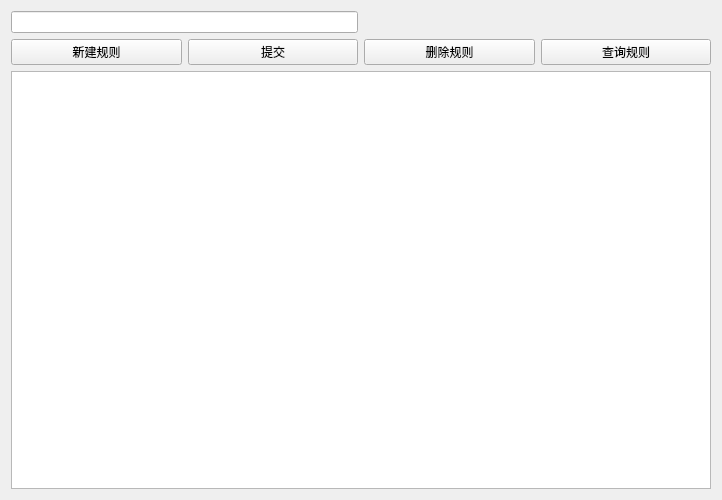
yclinhh/CodeStyleCheck, file CodeStyleCheck/UI文件/edit_rule.ui: the form before one commit.
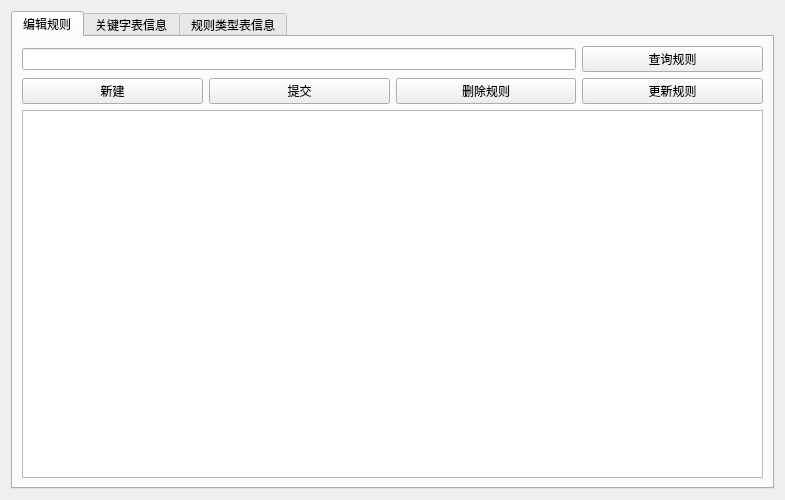
The form after the commit.

Patch:
```diff
--- a/CodeStyleCheck/UI文件/edit_rule.ui
+++ b/CodeStyleCheck/UI文件/edit_rule.ui
@@ -6,7 +6,7 @@
    <rect>
     <x>0</x>
     <y>0</y>
-    <width>722</width>
+    <width>785</width>
     <height>500</height>
    </rect>
   </property>
@@ -14,39 +14,84 @@
    <string>Form</string>
   </property>
   <layout class="QGridLayout" name="gridLayout">
-   <item row="2" column="0">
-    <widget class="QPushButton" name="NewRule_pushButton">
-     <property name="text">
-      <string>新建规则</string>
-     </property>
-    </widget>
-   </item>
-   <item row="0" column="0" colspan="2">
+   <item row="0" column="0">
+    <layout class="QGridLayout" name="gridLayout_2">
+     <item row="0" column="0">
+      <widget class="QTabWidget" name="tabWidget">
+       <property name="currentIndex">
+        <number>0</number>
+       </property>
+       <widget class="QWidget" name="tab_7">
+        <attribute name="title">
+         <string>编辑规则</string>
+        </attribute>
+        <layout class="QGridLayout" name="gridLayout_3">
+         <item row="0" column="0" colspan="3">
     <widget class="QLineEdit" name="lineEdit"/>
    </item>
-   <item row="3" column="0" colspan="4">
+         <item row="1" column="0">
+          <widget class="QPushButton" name="NewRule_pushButton">
+           <property name="text">
+            <string>新建</string>
+           </property>
+          </widget>
+         </item>
+         <item row="1" column="1">
+          <widget class="QPushButton" name="pushButton">
+           <property name="text">
+            <string>提交</string>
+           </property>
+          </widget>
+         </item>
+         <item row="1" column="2">
+          <widget class="QPushButton" name="Del_pushButton">
+           <property name="text">
+            <string>删除规则</string>
+           </property>
+          </widget>
+         </item>
+         <item row="2" column="0" colspan="4">
     <widget class="QTableWidget" name="tableWidget"/>
    </item>
-   <item row="2" column="3">
+         <item row="0" column="3">
     <widget class="QPushButton" name="View_pushButton_2">
      <property name="text">
       <string>查询规则</string>
      </property>
     </widget>
    </item>
-   <item row="2" column="2">
-    <widget class="QPushButton" name="Del_pushButton">
+         <item row="1" column="3">
+          <widget class="QPushButton" name="pushButton_2">
      <property name="text">
-      <string>删除规则</string>
+            <string>更新规则</string>
      </property>
     </widget>
    </item>
-   <item row="2" column="1">
-    <widget class="QPushButton" name="pushButton">
-     <property name="text">
-      <string>提交</string>
-     </property>
-    </widget>
+        </layout>
+       </widget>
+       <widget class="QWidget" name="tab_8">
+        <attribute name="title">
+         <string>关键字表信息</string>
+        </attribute>
+        <layout class="QGridLayout" name="gridLayout_4">
+         <item row="0" column="0">
+          <widget class="QTableWidget" name="tableWidget_2"/>
+         </item>
+        </layout>
+       </widget>
+       <widget class="QWidget" name="tab_9">
+        <attribute name="title">
+         <string>规则类型表信息</string>
+        </attribute>
+        <layout class="QGridLayout" name="gridLayout_5">
+         <item row="0" column="0">
+          <widget class="QTableWidget" name="tableWidget_3"/>
+         </item>
+        </layout>
+       </widget>
+      </widget>
+     </item>
+    </layout>
    </item>
   </layout>
  </widget>
```
Lines whose indentation alone changed are shown as unchanged.
